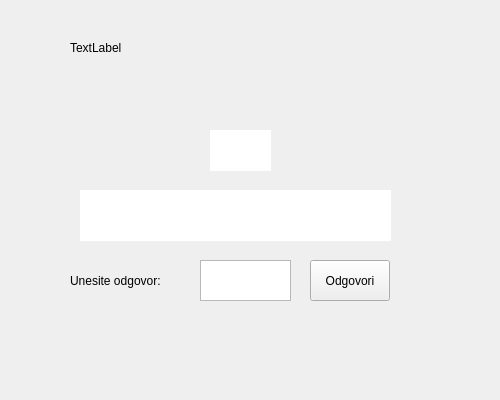
Old version of the form application/podrundaui.ui in the repository Mihica25/Pobedi-me-ako-znas.
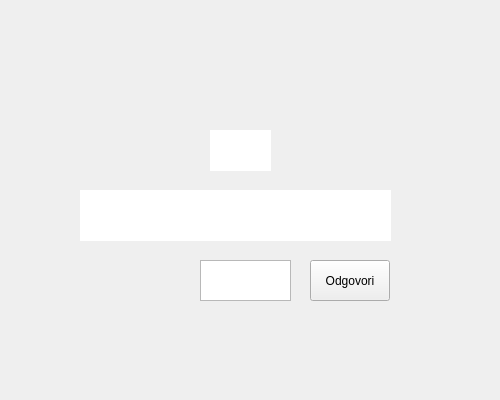
New version of the form.

Diff of the .ui file:
```diff
--- a/application/podrundaui.ui
+++ b/application/podrundaui.ui
@@ -26,6 +26,9 @@
    <string>Podrundaui</string>
   </property>
   <widget class="QLabel" name="label">
+   <property name="enabled">
+    <bool>true</bool>
+   </property>
    <property name="geometry">
     <rect>
      <x>70</x>
@@ -34,8 +37,16 @@
      <height>41</height>
     </rect>
    </property>
+   <property name="font">
+    <font>
+     <pointsize>12</pointsize>
+    </font>
+   </property>
    <property name="text">
-    <string>Unesite odgovor:</string>
+    <string/>
+   </property>
+   <property name="alignment">
+    <set>Qt::AlignCenter</set>
    </property>
   </widget>
   <widget class="QPushButton" name="pbOdgovori">
@@ -106,19 +117,6 @@
     <string/>
    </property>
   </widget>
-  <widget class="QLabel" name="label_2">
-   <property name="geometry">
-    <rect>
-     <x>70</x>
-     <y>40</y>
-     <width>58</width>
-     <height>16</height>
-    </rect>
-   </property>
-   <property name="text">
-    <string>TextLabel</string>
-   </property>
-  </widget>
  </widget>
  <layoutdefault spacing="6" margin="11"/>
  <resources/>
```
Left out of the diff: 3 changed lines with no effect on the pictures.
